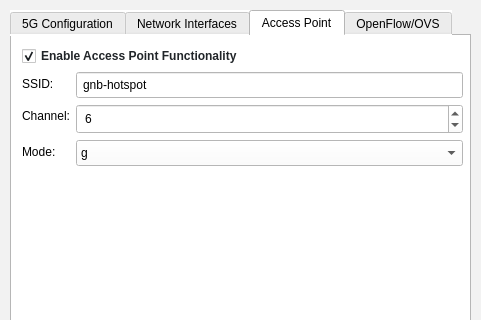
The window that netflux5g-editor/src/gui/ui/GNB_properties.ui (adaptivenetworklab/NetFlux5G) describes before a commit, drawn with Qt 5; both pictures show x 0 to 481 and y 0 to 320 of the 481 by 600 pixel window.
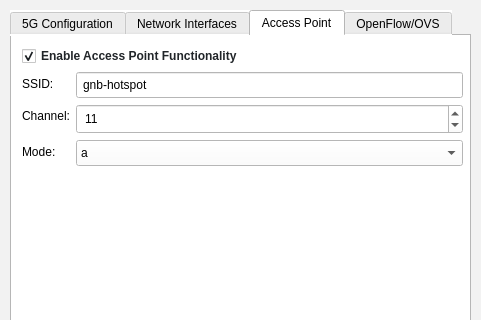
The same window after the commit. The open tabs and pages were chosen to show the change.

The edit to the form file:
```diff
--- a/netflux5g-editor/src/gui/ui/GNB_properties.ui
+++ b/netflux5g-editor/src/gui/ui/GNB_properties.ui
@@ -407,10 +407,10 @@
             <number>1</number>
            </property>
            <property name="maximum">
-            <number>11</number>
+            <number>60</number>
            </property>
            <property name="value">
-            <number>6</number>
+            <number>11</number>
            </property>
           </widget>
          </item>
@@ -426,11 +426,9 @@
            <property name="styleSheet">
             <string notr="true">background-color: rgb(255, 255, 255); padding: 4px;</string>
            </property>
-           <item>
-            <property name="text">
-             <string>g</string>
-            </property>
-           </item>
+           <property name="currentText">
+            <string>g</string>
+           </property>
            <item>
             <property name="text">
              <string>a</string>
```
Left out of the diff: 28 changed lines with no effect on the pictures.
